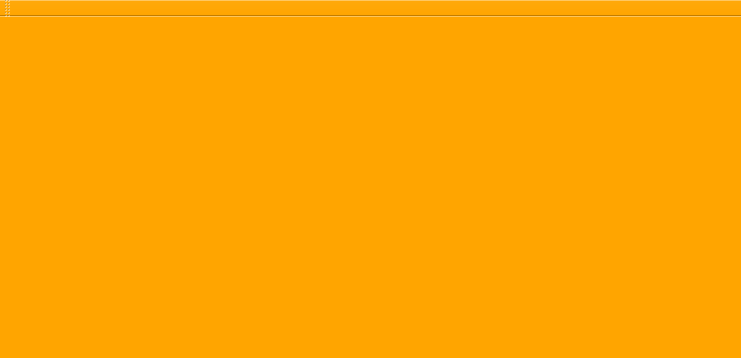
First picture: the form in testAnimTimeline/mainwindow.ui, repository hiergaut/AnimTimeline, before the edit; both pictures show x 0 to 741 and y 0 to 358 of the 924 by 679 pixel window.
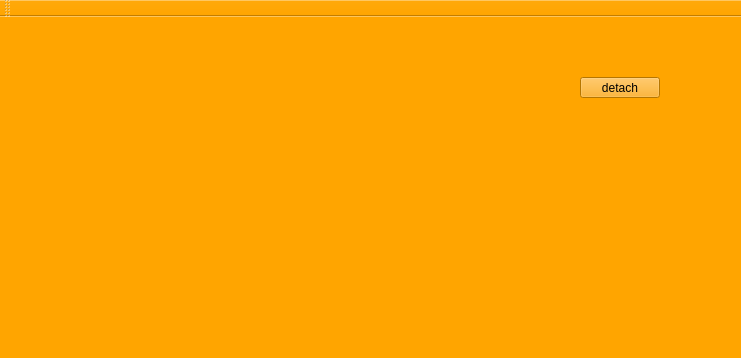
Second picture: the form after the edit. Custom widgets are drawn as their Qt base class.

What changed in the file:
```diff
--- a/testAnimTimeline/mainwindow.ui
+++ b/testAnimTimeline/mainwindow.ui
@@ -20,10 +20,10 @@
    <widget class="AnimTimeline" name="widget" native="true">
     <property name="geometry">
      <rect>
-      <x>140</x>
-      <y>70</y>
-      <width>291</width>
-      <height>211</height>
+      <x>160</x>
+      <y>110</y>
+      <width>501</width>
+      <height>161</height>
      </rect>
     </property>
    </widget>
@@ -95,6 +95,19 @@
      <string>add keyPose</string>
     </property>
    </widget>
+   <widget class="QPushButton" name="pushButton_2">
+    <property name="geometry">
+     <rect>
+      <x>580</x>
+      <y>60</y>
+      <width>80</width>
+      <height>21</height>
+     </rect>
+    </property>
+    <property name="text">
+     <string>detach</string>
+    </property>
+   </widget>
   </widget>
   <widget class="QMenuBar" name="menuBar">
    <property name="geometry">
```
